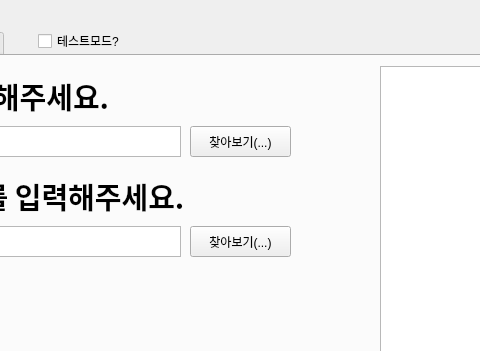
First picture: the form in typhoon_gui/test.ui, repository jennyjunho2/PythonTyphoon, before the edit; both pictures show x 362 to 842 and y 0 to 351 of the 1301 by 655 pixel window.
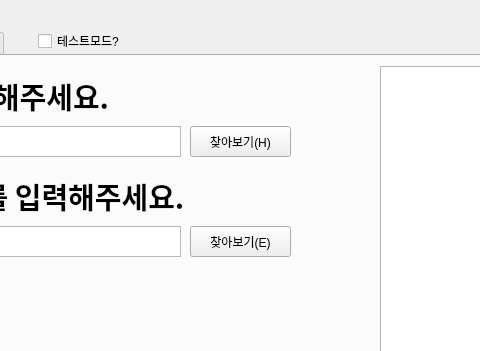
Second picture: the form after the edit. The open tabs and pages were chosen to show the change.

What changed in the file:
```diff
--- a/typhoon_gui/test.ui
+++ b/typhoon_gui/test.ui
@@ -535,7 +535,7 @@
       </rect>
      </property>
      <property name="text">
-      <string>찾아보기(...)</string>
+      <string>찾아보기(E)</string>
      </property>
     </widget>
     <widget class="QLabel" name="label_second_2">
@@ -592,7 +592,7 @@
       </rect>
      </property>
      <property name="text">
-      <string>찾아보기(...)</string>
+      <string>찾아보기(H)</string>
      </property>
     </widget>
    </widget>
```
Left out of the diff: 6 changed lines with no effect on the pictures.
